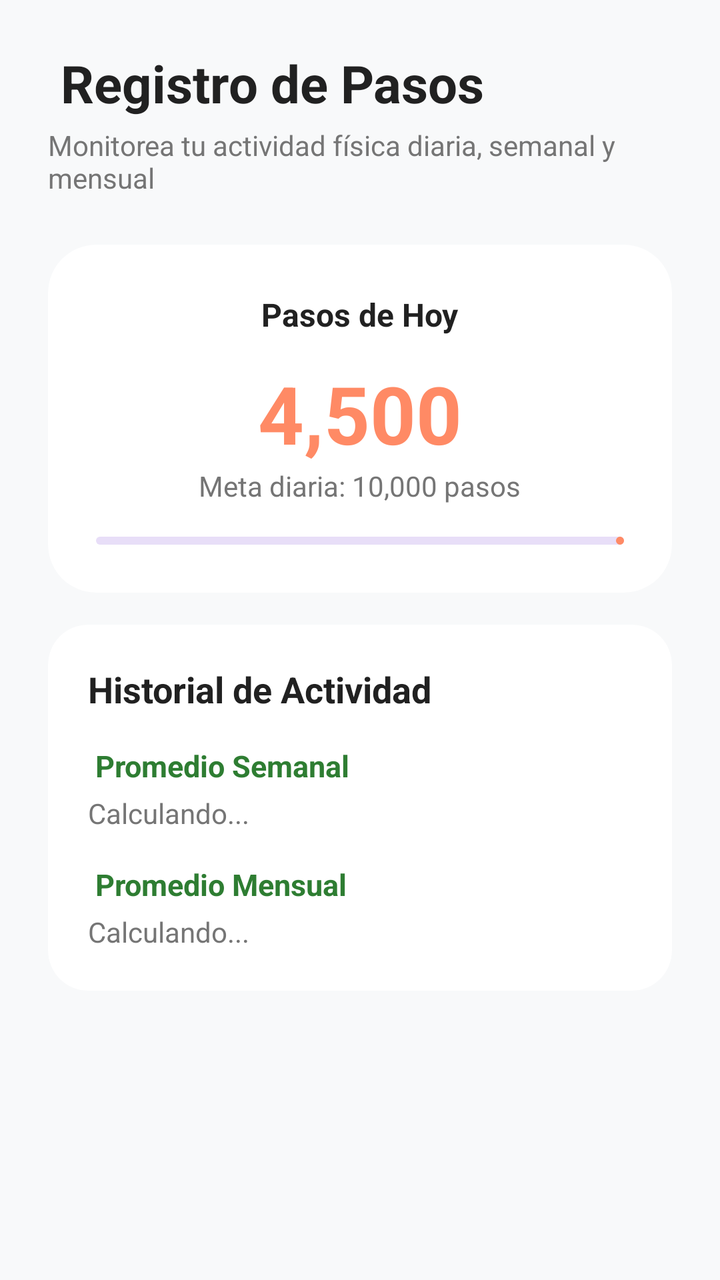
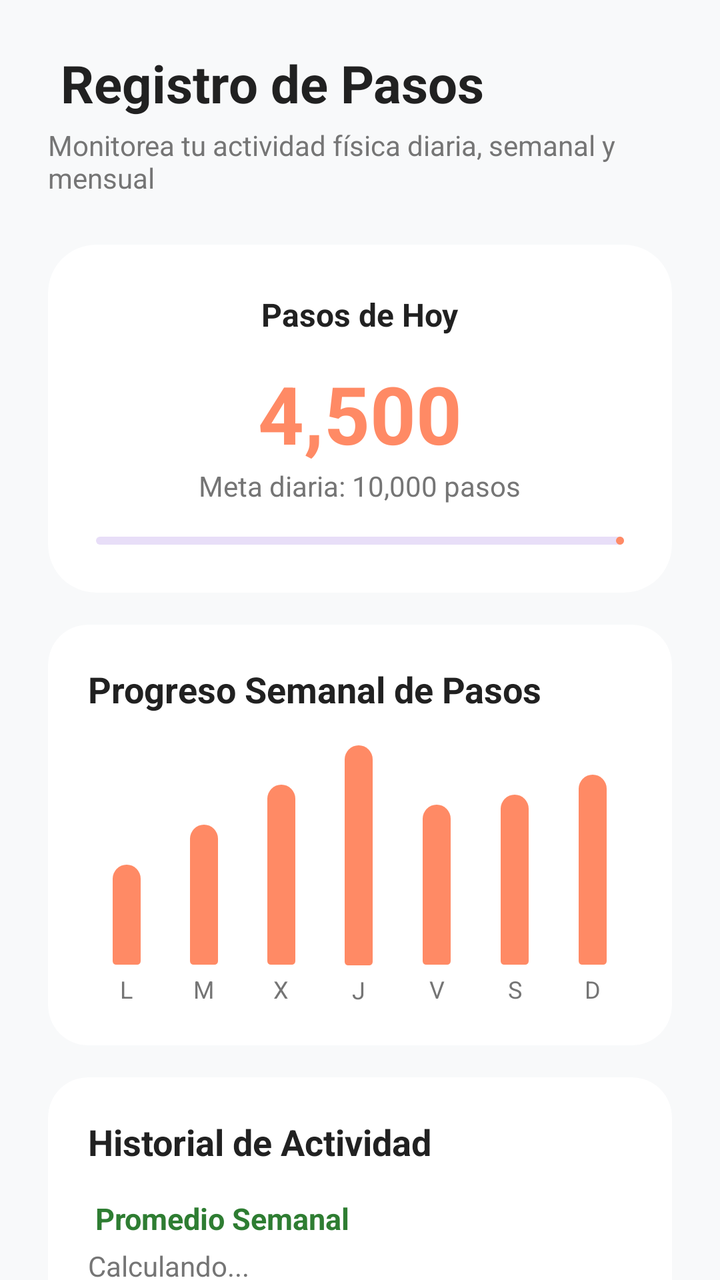

The first picture is an Android layout as it rendered before a commit; the second is the same layout after the commit. The layout source and the unified diff follow.
<!-- AndroidManifest.xml: application theme Theme.Nutrivi -->
<!-- res/layout/fragment_pasos.xml -->
<?xml version="1.0" encoding="utf-8"?>
<androidx.core.widget.NestedScrollView
    xmlns:android="http://schemas.android.com/apk/res/android"
    xmlns:app="http://schemas.android.com/apk/res-auto"
    android:layout_width="match_parent"
    android:layout_height="match_parent"
    android:background="@color/background_light">

    <LinearLayout
        android:layout_width="match_parent"
        android:layout_height="wrap_content"
        android:orientation="vertical"
        android:padding="24dp">

        <TextView
            android:layout_width="wrap_content"
            android:layout_height="wrap_content"
            android:text="️ Registro de Pasos"
            android:textSize="26sp"
            android:textStyle="bold"
            android:textColor="@color/text_primary"
            android:layout_marginBottom="4dp" />

        <TextView
            android:layout_width="wrap_content"
            android:layout_height="wrap_content"
            android:text="Monitorea tu actividad física diaria, semanal y mensual"
            android:textSize="14sp"
            android:textColor="@color/text_secondary"
            android:layout_marginBottom="24dp" />

        
        <com.google.android.material.card.MaterialCardView
            android:layout_width="match_parent"
            android:layout_height="wrap_content"
            app:cardCornerRadius="24dp"
            app:cardElevation="0dp"
            app:strokeWidth="0dp"
            app:cardBackgroundColor="@color/surface_white"
            android:layout_marginBottom="16dp">

            <LinearLayout
                android:layout_width="match_parent"
                android:layout_height="wrap_content"
                android:orientation="vertical"
                android:padding="24dp"
                android:gravity="center">

                <TextView
                    android:layout_width="wrap_content"
                    android:layout_height="wrap_content"
                    android:text="Pasos de Hoy"
                    android:textSize="16sp"
                    android:textStyle="bold"
                    android:textColor="@color/text_primary" />

                <TextView
                    android:id="@+id/tv_pasos_hoy"
                    android:layout_width="wrap_content"
                    android:layout_height="wrap_content"
                    android:text="4,500"
                    android:textSize="40sp"
                    android:textStyle="bold"
                    android:textColor="@color/accent_orange"
                    android:layout_marginTop="12dp" />

                <TextView
                    android:id="@+id/tv_meta_pasos"
                    android:layout_width="wrap_content"
                    android:layout_height="wrap_content"
                    android:text="Meta diaria: 10,000 pasos"
                    android:textSize="14sp"
                    android:textColor="@color/text_secondary"
                    android:layout_marginBottom="16dp" />

                <com.google.android.material.progressindicator.LinearProgressIndicator
                    android:id="@+id/progress_pasos_detalle"
                    android:layout_width="match_parent"
                    android:layout_height="wrap_content"
                    app:trackCornerRadius="4dp"
                    app:indicatorColor="@color/accent_orange"
                    android:progress="45" />
            </LinearLayout>
        </com.google.android.material.card.MaterialCardView>


        <com.google.android.material.card.MaterialCardView
            android:layout_width="match_parent"
            android:layout_height="wrap_content"
            app:cardCornerRadius="20dp"
            app:cardElevation="0dp"
            app:strokeWidth="0dp"
            app:cardBackgroundColor="@color/surface_white">

            <LinearLayout
                android:layout_width="match_parent"
                android:layout_height="wrap_content"
                android:orientation="vertical"
                android:padding="20dp">

                <TextView
                    android:layout_width="wrap_content"
                    android:layout_height="wrap_content"
                    android:text="Historial de Actividad"
                    android:textSize="18sp"
                    android:textStyle="bold"
                    android:textColor="@color/text_primary"
                    android:layout_marginBottom="16dp" />

                
                <LinearLayout
                    android:layout_width="match_parent"
                    android:layout_height="wrap_content"
                    android:orientation="vertical"
                    android:layout_marginBottom="16dp">
                    <TextView
                        android:layout_width="wrap_content"
                        android:layout_height="wrap_content"
                        android:text=" Promedio Semanal"
                        android:textStyle="bold"
                        android:textColor="@color/primary_mint"
                        android:textSize="15sp" />
                    <TextView
                        android:id="@+id/tv_pasos_semanal"
                        android:layout_width="wrap_content"
                        android:layout_height="wrap_content"
                        android:text="Calculando..."
                        android:textColor="@color/text_secondary"
                        android:textSize="14sp"
                        android:layout_marginTop="4dp" />
                </LinearLayout>

                
                <LinearLayout
                    android:layout_width="match_parent"
                    android:layout_height="wrap_content"
                    android:orientation="vertical">
                    <TextView
                        android:layout_width="wrap_content"
                        android:layout_height="wrap_content"
                        android:text=" Promedio Mensual"
                        android:textStyle="bold"
                        android:textColor="@color/primary_mint"
                        android:textSize="15sp" />
                    <TextView
                        android:id="@+id/tv_pasos_mensual"
                        android:layout_width="wrap_content"
                        android:layout_height="wrap_content"
                        android:text="Calculando..."
                        android:textColor="@color/text_secondary"
                        android:textSize="14sp"
                        android:layout_marginTop="4dp" />
                </LinearLayout>

            </LinearLayout>
        </com.google.android.material.card.MaterialCardView>

    </LinearLayout>
</androidx.core.widget.NestedScrollView>
<!-- resources referenced by this layout -->
<resources>
  <color name="accent_orange">#FF8A65</color>
  <color name="background_light">#F8F9FA</color>
  <color name="primary_mint">#2E7D32</color>
  <color name="surface_white">#FFFFFF</color>
  <color name="text_primary">#212121</color>
  <color name="text_secondary">#757575</color>
  <style name="Theme.Nutrivi" parent="Base.Theme.Nutrivi" />
  <style name="Base.Theme.Nutrivi" parent="Theme.Material3.DayNight.NoActionBar">
          
          
      </style>
</resources>

<!-- the commit's change to res/layout/fragment_pasos.xml (unified diff, before → after) -->
@@ -83,14 +83,15 @@
             </LinearLayout>
         </com.google.android.material.card.MaterialCardView>
 
-
+        
         <com.google.android.material.card.MaterialCardView
             android:layout_width="match_parent"
             android:layout_height="wrap_content"
+            android:layout_marginBottom="16dp"
+            app:cardBackgroundColor="@color/surface_white"
             app:cardCornerRadius="20dp"
             app:cardElevation="0dp"
-            app:strokeWidth="0dp"
-            app:cardBackgroundColor="@color/surface_white">
+            app:strokeWidth="0dp">
 
             <LinearLayout
                 android:layout_width="match_parent"
@@ -101,6 +102,70 @@
                 <TextView
                     android:layout_width="wrap_content"
                     android:layout_height="wrap_content"
+                    android:text="Progreso Semanal de Pasos"
+                    android:textColor="@color/text_primary"
+                    android:textSize="18sp"
+                    android:textStyle="bold"
+                    android:layout_marginBottom="16dp" />
+
+                <LinearLayout
+                    android:layout_width="match_parent"
+                    android:layout_height="130dp"
+                    android:orientation="horizontal"
+                    android:weightSum="7"
+                    android:gravity="bottom">
+
+                    <LinearLayout android:layout_width="0dp" android:layout_weight="1" android:layout_height="match_parent" android:orientation="vertical" android:gravity="center_horizontal|bottom">
+                        <View android:layout_width="14dp" android:layout_height="50dp" android:background="@drawable/rounded_bar_steps_bg" />
+                        <TextView android:layout_width="wrap_content" android:layout_height="wrap_content" android:text="L" android:textSize="12sp" android:textColor="@color/text_secondary" android:layout_marginTop="4dp" />
+                    </LinearLayout>
+                    <LinearLayout android:layout_width="0dp" android:layout_weight="1" android:layout_height="match_parent" android:orientation="vertical" android:gravity="center_horizontal|bottom">
+                        <View android:layout_width="14dp" android:layout_height="70dp" android:background="@drawable/rounded_bar_steps_bg" />
+                        <TextView android:layout_width="wrap_content" android:layout_height="wrap_content" android:text="M" android:textSize="12sp" android:textColor="@color/text_secondary" android:layout_marginTop="4dp" />
+                    </LinearLayout>
+                    <LinearLayout android:layout_width="0dp" android:layout_weight="1" android:layout_height="match_parent" android:orientation="vertical" android:gravity="center_horizontal|bottom">
+                        <View android:layout_width="14dp" android:layout_height="90dp" android:background="@drawable/rounded_bar_steps_bg" />
+                        <TextView android:layout_width="wrap_content" android:layout_height="wrap_content" android:text="X" android:textSize="12sp" android:textColor="@color/text_secondary" android:layout_marginTop="4dp" />
+                    </LinearLayout>
+                    <LinearLayout android:layout_width="0dp" android:layout_weight="1" android:layout_height="match_parent" android:orientation="vertical" android:gravity="center_horizontal|bottom">
+                        <View android:layout_width="14dp" android:layout_height="110dp" android:background="@drawable/rounded_bar_steps_bg" />
+                        <TextView android:layout_width="wrap_content" android:layout_height="wrap_content" android:text="J" android:textSize="12sp" android:textColor="@color/text_secondary" android:layout_marginTop="4dp" />
+                    </LinearLayout>
+                    <LinearLayout android:layout_width="0dp" android:layout_weight="1" android:layout_height="match_parent" android:orientation="vertical" android:gravity="center_horizontal|bottom">
+                        <View android:layout_width="14dp" android:layout_height="80dp" android:background="@drawable/rounded_bar_steps_bg" />
+                        <TextView android:layout_width="wrap_content" android:layout_height="wrap_content" android:text="V" android:textSize="12sp" android:textColor="@color/text_secondary" android:layout_marginTop="4dp" />
+                    </LinearLayout>
+                    <LinearLayout android:layout_width="0dp" android:layout_weight="1" android:layout_height="match_parent" android:orientation="vertical" android:gravity="center_horizontal|bottom">
+                        <View android:layout_width="14dp" android:layout_height="85dp" android:background="@drawable/rounded_bar_steps_bg" />
+                        <TextView android:layout_width="wrap_content" android:layout_height="wrap_content" android:text="S" android:textSize="12sp" android:textColor="@color/text_secondary" android:layout_marginTop="4dp" />
+                    </LinearLayout>
+                    <LinearLayout android:layout_width="0dp" android:layout_weight="1" android:layout_height="match_parent" android:orientation="vertical" android:gravity="center_horizontal|bottom">
+                        <View android:id="@+id/bar_pasos_hoy" android:layout_width="14dp" android:layout_height="95dp" android:background="@drawable/rounded_bar_steps_bg" />
+                        <TextView android:layout_width="wrap_content" android:layout_height="wrap_content" android:text="D" android:textSize="12sp" android:textColor="@color/text_secondary" android:layout_marginTop="4dp" />
+                    </LinearLayout>
+
+                </LinearLayout>
+            </LinearLayout>
+        </com.google.android.material.card.MaterialCardView>
+
+        
+        <com.google.android.material.card.MaterialCardView
+            android:layout_width="match_parent"
+            android:layout_height="wrap_content"
+            app:cardCornerRadius="20dp"
+            app:cardElevation="0dp"
+            app:strokeWidth="0dp"
+            app:cardBackgroundColor="@color/surface_white">
+
+            <LinearLayout
+                android:layout_width="match_parent"
+                android:layout_height="wrap_content"
+                android:orientation="vertical"
+                android:padding="20dp">
+
+                <TextView
+                    android:layout_width="wrap_content"
+                    android:layout_height="wrap_content"
                     android:text="Historial de Actividad"
                     android:textSize="18sp"
                     android:textStyle="bold"
<!-- resource entries referenced after the edit -->
@@ -6,6 +6,13 @@
   <color name="surface_white">#FFFFFF</color>
   <color name="text_primary">#212121</color>
   <color name="text_secondary">#757575</color>
+  <!-- drawable rounded_bar_steps_bg (drawable) -->
+  <?xml version="1.0" encoding="utf-8"?>
+  <shape xmlns:android="http://schemas.android.com/apk/res/android"
+      android:shape="rectangle">
+      <corners android:topLeftRadius="8dp" android:topRightRadius="8dp" android:bottomLeftRadius="2dp" android:bottomRightRadius="2dp" />
+      <solid android:color="@color/accent_orange" />
+  </shape>
   <style name="Theme.Nutrivi" parent="Base.Theme.Nutrivi" />
   <style name="Base.Theme.Nutrivi" parent="Theme.Material3.DayNight.NoActionBar">
           
